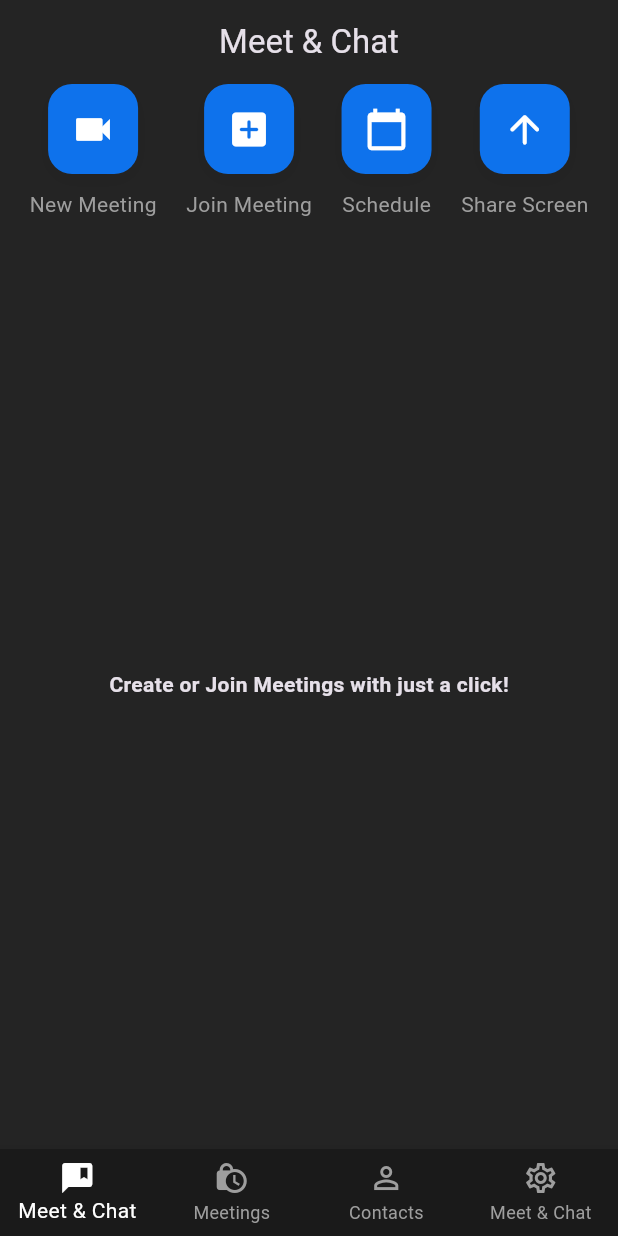
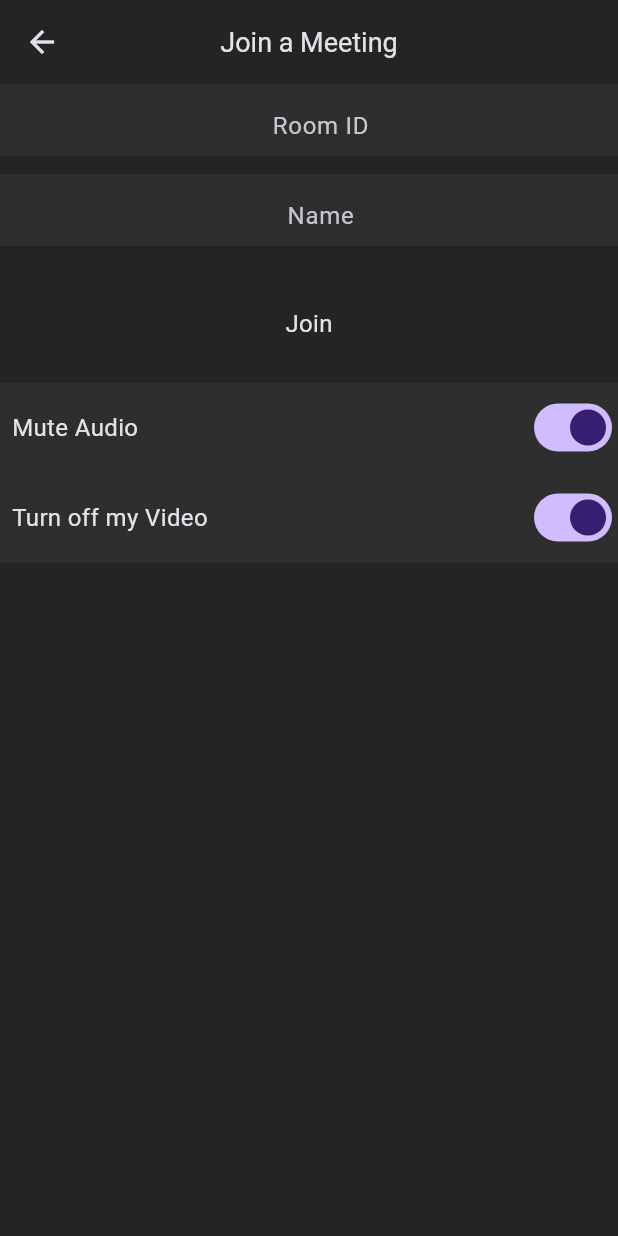
Before and after one commit to samarth-5/Interactify, a Flutter app: the screen it shows once a user with an empty profile is signed in, on a phone screen of 412 x 824 dp. Run offline on Flutter 3.47's test engine with Material 3 defaults, Android fonts, the phone set to English and light mode, and no system bars; our stand-ins replace cloud_firestore, firebase_auth, firebase_core, google_sign_in; missing offline and left inert: jitsi_meet_flutter_sdk; accounts and stored records are empty; network calls fail.

Commit message:
completed videocall screen ui and functionality

```diff
--- a/lib/main.dart
+++ b/lib/main.dart
@@ -3,6 +3,7 @@
 import 'package:interactify/resources/auth_methods.dart';
 import 'package:interactify/screens/home_screen.dart';
 import 'package:interactify/screens/login_screen.dart';
+import 'package:interactify/screens/videocall_screen.dart';
 import 'package:interactify/utils/colors.dart';
 
 void main() async{
@@ -24,6 +25,7 @@
       routes: {
         '/login': (context) => const LoginScreen(),
         '/home': (context) => const HomeScreen(),
+        '/video-call': (context) => const VideocallScreen(),
       },
       //stream builder used for persisting state
       //for real time
--- a/lib/resources/jitsi_meet_methods.dart
+++ b/lib/resources/jitsi_meet_methods.dart
@@ -4,9 +4,19 @@
 class JitsiMeetMethods {
   final AuthMethods _authMethods = AuthMethods();
 
-  void createMeeting({required String roomName, required bool isAudioMuted, required isVideoMuted}) async{
+  void createMeeting({required String roomName, required bool isAudioMuted, required isVideoMuted, String username=''}) async{
     try{
       var jitsiMeet = JitsiMeet();
+
+      String name;
+      if(username.isEmpty)
+      {
+        name = _authMethods.user.displayName!;
+      }
+      else
+      {
+        name = username;
+      }
       //var options = JitsiMeetConferenceOptions(room: roomName);
       var options = JitsiMeetConferenceOptions(
       serverURL: "https://meet.jit.si",
--- a/lib/screens/meetings_screen.dart
+++ b/lib/screens/meetings_screen.dart
@@ -15,6 +15,10 @@
     _jitsiMeetMethods.createMeeting(roomName: roomName, isAudioMuted: true, isVideoMuted: true);
   }
 
+  joinMeeting(BuildContext context) {
+    Navigator.pushNamed(context, '/video-call');
+  }
+
   @override
   Widget build(BuildContext context) {
     return Column(
@@ -28,7 +32,7 @@
               icon: Icons.videocam,
             ),
             HomeMeetingButton(
-              onPressed: () {},
+              onPressed: joinMeeting(context),
               text: 'Join Meeting',
               icon: Icons.add_box_rounded,
             ),
--- /dev/null
+++ b/lib/screens/videocall_screen.dart
@@ -0,0 +1,140 @@
+import 'package:flutter/material.dart';
+import 'package:interactify/resources/auth_methods.dart';
+import 'package:interactify/resources/jitsi_meet_methods.dart';
+import 'package:interactify/utils/colors.dart';
+import 'package:interactify/widgets/meeting_option.dart';
+import 'package:jitsi_meet_flutter_sdk/jitsi_meet_flutter_sdk.dart';
+
+class VideocallScreen extends StatefulWidget {
+  const VideocallScreen({super.key});
+
+  @override
+  State<VideocallScreen> createState() => _VideocallScreenState();
+}
+
+class _VideocallScreenState extends State<VideocallScreen> {
+  final AuthMethods _authMethods = AuthMethods();
+
+  late TextEditingController meetingIdController;
+  late TextEditingController nameController;
+
+  final JitsiMeetMethods _jitsiMeetMethods = JitsiMeetMethods();
+
+  bool isAudioMuted = true;
+  bool isVideoMuted = true;
+
+  @override
+  void initState() {
+    meetingIdController = TextEditingController();
+    nameController = TextEditingController(text: _authMethods.user.displayName);
+    super.initState();
+  }
+
+  @override
+  void dispose() {
+    super.dispose();
+    meetingIdController.dispose();
+    nameController.dispose();
+    //JitsiMeet.removeAllListeners();
+  }
+
+  _joinMeeting() {
+    _jitsiMeetMethods.createMeeting(
+      roomName: meetingIdController.text,
+      isAudioMuted: isAudioMuted,
+      isVideoMuted: isVideoMuted,
+      username: nameController.text,
+    );
+  }
+
+  @override
+  Widget build(BuildContext context) {
+    return Scaffold(
+      appBar: AppBar(
+        elevation: 0,
+        backgroundColor: backgroundColor,
+        title: const Text(
+          'Join a Meeting',
+          style: TextStyle(
+            fontSize: 18,
+          ),
+        ),
+        centerTitle: true,
+      ),
+      body: Column(
+        children: [
+          SizedBox(
+            height: 60,
+            child: TextField(
+              controller: meetingIdController,
+              maxLines: 1,
+              textAlign: TextAlign.center,
+              keyboardType: TextInputType.number,
+              decoration: const InputDecoration(
+                fillColor: secondaryBackgroundColor,
+                filled: true,
+                border: InputBorder.none,
+                hintText: 'Room ID',
+                contentPadding: EdgeInsets.fromLTRB(16, 8, 0, 0),
+              ),
+            ),
+          ),
+          SizedBox(
+            height: 60,
+            child: TextField(
+              controller: nameController,
+              maxLines: 1,
+              textAlign: TextAlign.center,
+              keyboardType: TextInputType.name,
+              decoration: const InputDecoration(
+                fillColor: secondaryBackgroundColor,
+                filled: true,
+                border: InputBorder.none,
+                hintText: 'Name',
+                contentPadding: EdgeInsets.fromLTRB(16, 8, 0, 0),
+              ),
+            ),
+          ),
+          const SizedBox(
+            height: 20,
+          ),
+          InkWell(
+            onTap: _joinMeeting,
+            child: const Padding(
+              padding: EdgeInsets.all(8),
+              child: Text(
+                'Join',
+                style: TextStyle(fontSize: 16),
+              ),
+            ),
+          ),
+          const SizedBox(
+            height: 20,
+          ),
+          MeetingOption(
+            text: 'Mute Audio',
+            isMute: isAudioMuted,
+            onChange: onAudioMuted,
+          ),
+          MeetingOption(
+            text: 'Turn off my Video',
+            isMute: isVideoMuted,
+            onChange: onVideoMuted,
+          )
+        ],
+      ),
+    );
+  }
+
+  onAudioMuted(bool val) {
+    setState(() {
+      isAudioMuted = val;
+    });
+  }
+
+  onVideoMuted(bool val) {
+    setState(() {
+      isVideoMuted = val;
+    });
+  }
+}
--- /dev/null
+++ b/lib/widgets/meeting_option.dart
@@ -0,0 +1,30 @@
+import 'package:flutter/material.dart';
+import 'package:interactify/utils/colors.dart';
+
+class MeetingOption extends StatelessWidget {
+  final String text;
+  final bool isMute;
+  final Function(bool) onChange;
+  const MeetingOption({super.key, required this.text, required this.isMute, required this.onChange});
+
+  @override
+  Widget build(BuildContext context) {
+    return Container(
+      height: 60,
+      color: secondaryBackgroundColor,
+      child: Row(
+        mainAxisAlignment: MainAxisAlignment.spaceBetween,
+        children: [
+          Padding(
+            padding: const EdgeInsets.all(8.0),
+            child: Text(
+              text,
+              style: const TextStyle(fontSize: 16),
+            ),
+          ),
+          Switch(value: isMute, onChanged: onChange)
+        ],
+      ),
+    );
+  }
+}
```
